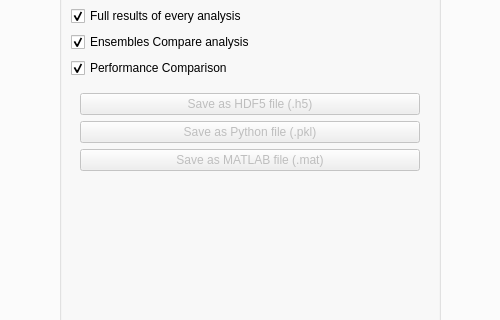
Above: gui/MainWindow.ui from rivelco/ENCORE before the change; both pictures show x 343 to 843 and y 165 to 485 of the 1186 by 801 pixel window. Below: the same form after it.
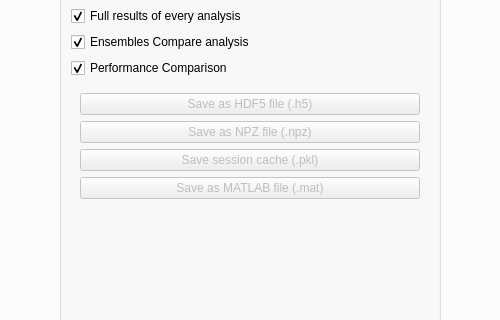
That is the form after the change. The open tabs and pages were chosen to show the change. Custom widgets are drawn as their Qt base class.

Commit message: Updated pickle save button name

Patch:
```diff
--- a/gui/MainWindow.ui
+++ b/gui/MainWindow.ui
@@ -2689,6 +2689,16 @@
                 </property>
                </widget>
               </item>
+              <item>
+               <widget class="QPushButton" name="save_btn_npz">
+                <property name="enabled">
+                 <bool>false</bool>
+                </property>
+                <property name="text">
+                 <string>Save as NPZ file (.npz)</string>
+                </property>
+               </widget>
+              </item>
               <item>
                <widget class="QPushButton" name="save_btn_pkl">
                 <property name="enabled">
@@ -2701,7 +2711,7 @@
                  <number>5000</number>
                 </property>
                 <property name="text">
-                 <string>Save as Python file (.pkl)</string>
+                 <string>Save session cache (.pkl)</string>
                 </property>
                </widget>
               </item>
```
